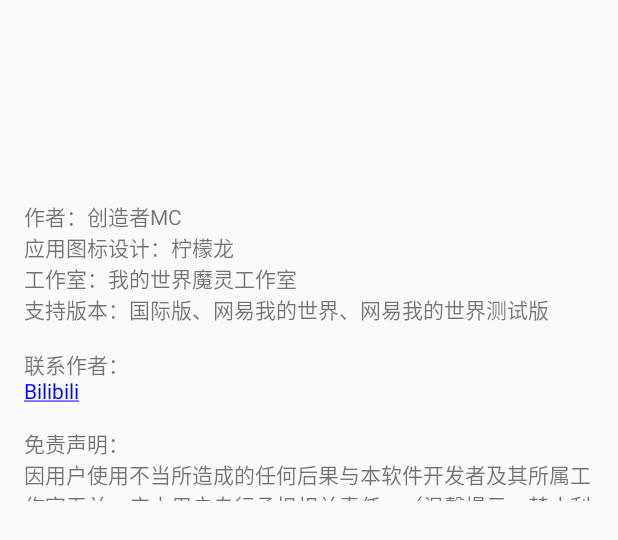
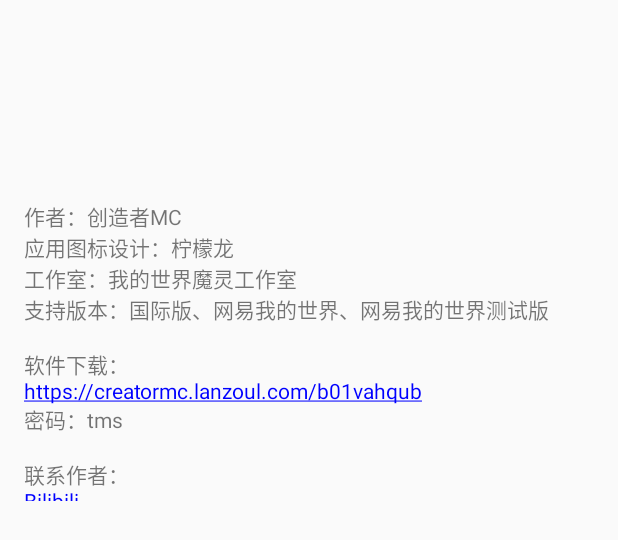
Before and after one commit to CreatorMC/MapPaintingEditor, an Android app: the layout menu_about.xml on its own in the app's theme, with its tools: preview values and no code run, on a phone screen of 412 x 824 dp. Shown: the top 540 px of the screen. Run offline under Robolectric (Android 15) with nearby library versions, the phone set to English and light mode, and no system bars.

Commit message:
完善关于界面。

```diff
--- a/app/src/main/res/values/strings.xml
+++ b/app/src/main/res/values/strings.xml
@@ -11,7 +11,7 @@
     <string name="select">选择你想使用的生成方式</string>
     <string name="button_normal">普通模式（生成单张地图）</string>
     <string name="button_grid">网格切分模式（图片切分为多张地图）</string>
-    <string name="menu_about_message">作者：创造者MC\n应用图标设计：柠檬龙\n工作室：我的世界魔灵工作室\n支持版本：国际版、网易我的世界、网易我的世界测试版\n\n联系作者：\n<a href="https://space.bilibili.com/152404569"><font fgcolor="#ff0000ff">Bilibili</font></a>\n\n免责声明：\n因用户使用不当所造成的任何后果与本软件开发者及其所属工作室无关。应由用户自行承担相关责任。（温馨提示：禁止利用本软件传播违法违规内容！）\n此应用程序与Minecraft、Mojang AB或Microsoft无关，也与我的世界、网易无关。此应用不是一个官方应用，只是一个由玩家制作的APP。\n【这不是一个官方的Minecraft（我的世界）产品】\n【该APP“按原样”提供，不提供任何形式的保证。】\n\n本软件github仓库：\n<a href="https://github.com/CreatorMC/MapPaintingEditor"><font fgcolor="#ff0000ff">MapPaintingEditor</font></a>\n\n使用的库：\n<a href="https://github.com/mithrilmania/android-leveldb"><font fgcolor="#ff0000ff">android-leveldb</font></a>\n<a href="https://github.com/Mojang/leveldb-mcpe"><font fgcolor="#ff0000ff">leveldb-mcpe</font></a>\n<a href="https://github.com/oO0oO0oO0o0o00/blocktopograph"><font fgcolor="#ff0000ff">blocktopograph</font></a>
+    <string name="menu_about_message">作者：创造者MC\n应用图标设计：柠檬龙\n工作室：我的世界魔灵工作室\n支持版本：国际版、网易我的世界、网易我的世界测试版\n\n软件下载：\n<a href="https://creatormc.lanzoul.com/b01vahqub"><font fgcolor="#ff0000ff">https://creatormc.lanzoul.com/b01vahqub</font></a>\n密码：tms\n\n联系作者：\n<a href="https://space.bilibili.com/152404569"><font fgcolor="#ff0000ff">Bilibili</font></a>\n\n免责声明：\n因用户使用不当所造成的任何后果与本软件开发者及其所属工作室无关。应由用户自行承担相关责任。（温馨提示：禁止利用本软件传播违法违规内容！）\n此应用程序与Minecraft、Mojang AB或Microsoft无关，也与我的世界、网易无关。此应用不是一个官方应用，只是一个由玩家制作的APP。\n【这不是一个官方的Minecraft（我的世界）产品】\n【该APP“按原样”提供，不提供任何形式的保证。】\n\n本软件github仓库：\n<a href="https://github.com/CreatorMC/MapPaintingEditor"><font fgcolor="#ff0000ff">MapPaintingEditor</font></a>\n\n使用的库：\n<a href="https://github.com/mithrilmania/android-leveldb"><font fgcolor="#ff0000ff">android-leveldb</font></a>\n<a href="https://github.com/Mojang/leveldb-mcpe"><font fgcolor="#ff0000ff">leveldb-mcpe</font></a>\n<a href="https://github.com/oO0oO0oO0o0o00/blocktopograph"><font fgcolor="#ff0000ff">blocktopograph</font></a>
     </string>
     <string name="row">行数</string>
     <string name="col">列数</string>
```
Also changed, not shown: 1 other file.
